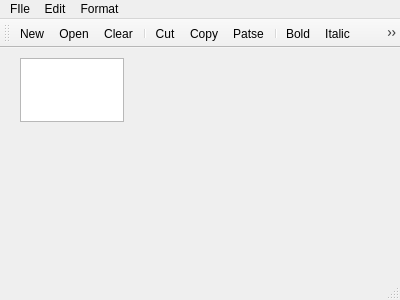
This is 2_4_texteditor/maintexteditor.ui in Jay-enhanced/QTLearn as Qt 5 draws it before an edit. The edited form follows.
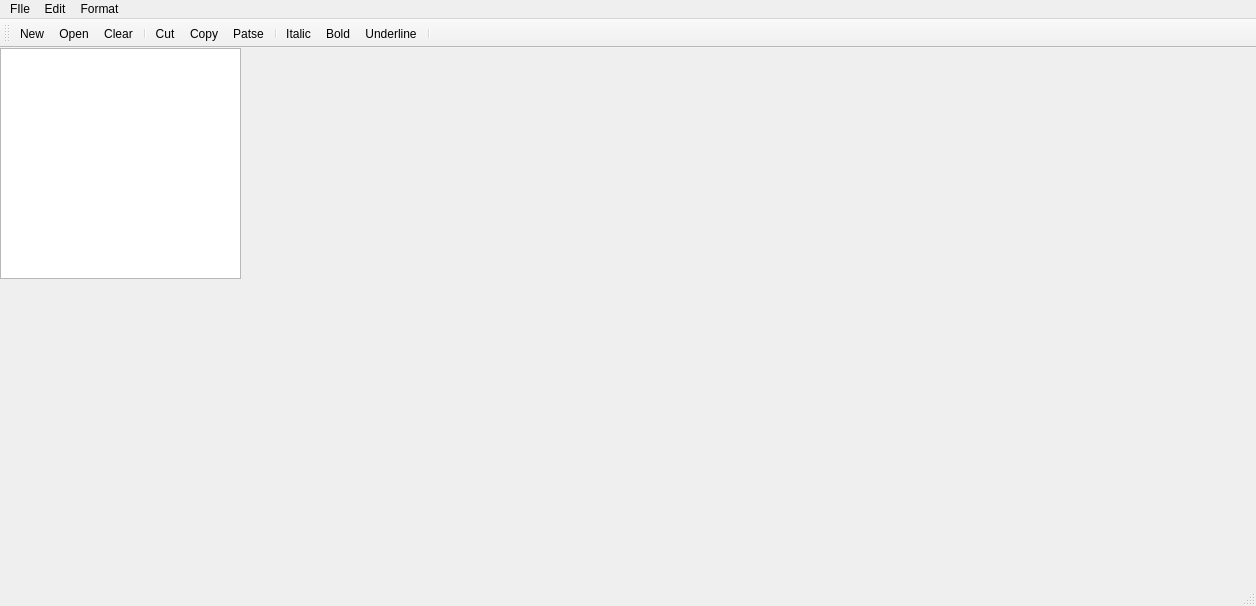
This is the edited form. Icons and pictures are not drawn.

Commit message:
Action动作
1.增加Action的信号与槽；
2.使用代码的方式在工具栏、状态栏添加组件。

```diff
--- a/2_4_texteditor/maintexteditor.ui
+++ b/2_4_texteditor/maintexteditor.ui
@@ -6,8 +6,8 @@
    <rect>
     <x>0</x>
     <y>0</y>
-    <width>400</width>
-    <height>300</height>
+    <width>1256</width>
+    <height>606</height>
    </rect>
   </property>
   <property name="windowTitle">
@@ -17,10 +17,10 @@
    <widget class="QTextEdit" name="textEdit">
     <property name="geometry">
      <rect>
-      <x>20</x>
-      <y>10</y>
-      <width>104</width>
-      <height>64</height>
+      <x>0</x>
+      <y>0</y>
+      <width>241</width>
+      <height>231</height>
      </rect>
     </property>
    </widget>
@@ -30,7 +30,7 @@
     <rect>
      <x>0</x>
      <y>0</y>
-     <width>400</width>
+     <width>1256</width>
      <height>17</height>
     </rect>
    </property>
@@ -79,8 +79,8 @@
    <addaction name="actionCopy"/>
    <addaction name="actionPatse"/>
    <addaction name="separator"/>
-   <addaction name="actionBold"/>
    <addaction name="actionItalic"/>
+   <addaction name="actionBold"/>
    <addaction name="actionUnderline"/>
    <addaction name="separator"/>
   </widget>
```
Left out of the diff: 172 changed lines with no effect on the pictures. The commit also changes 4 other files.
